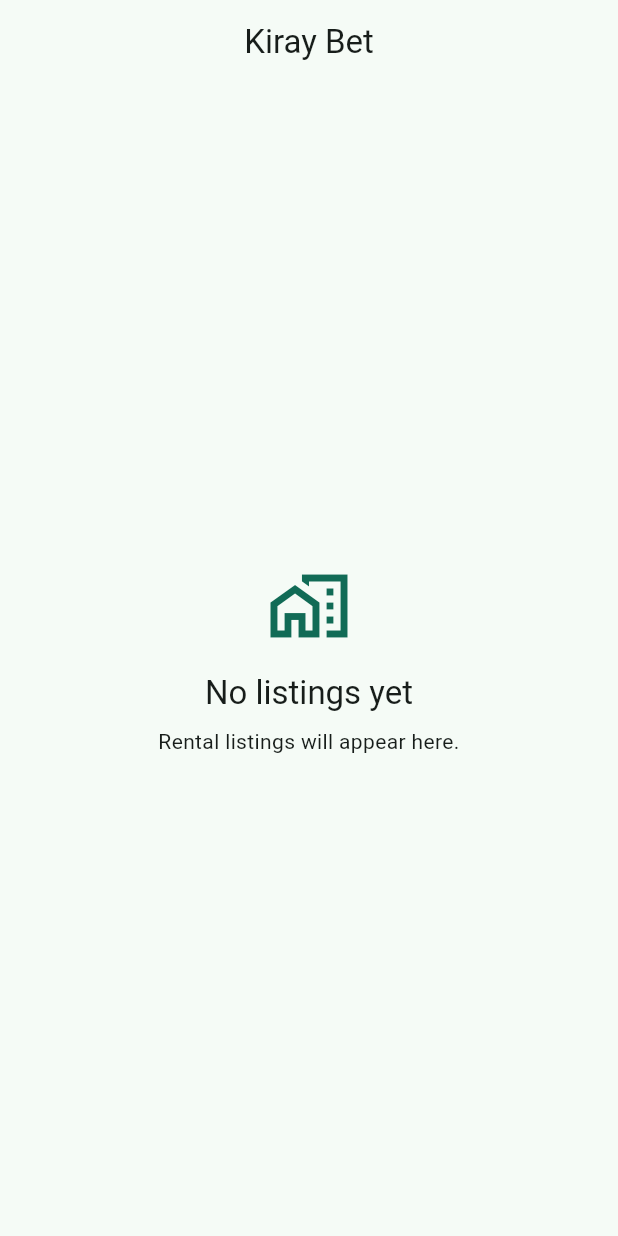
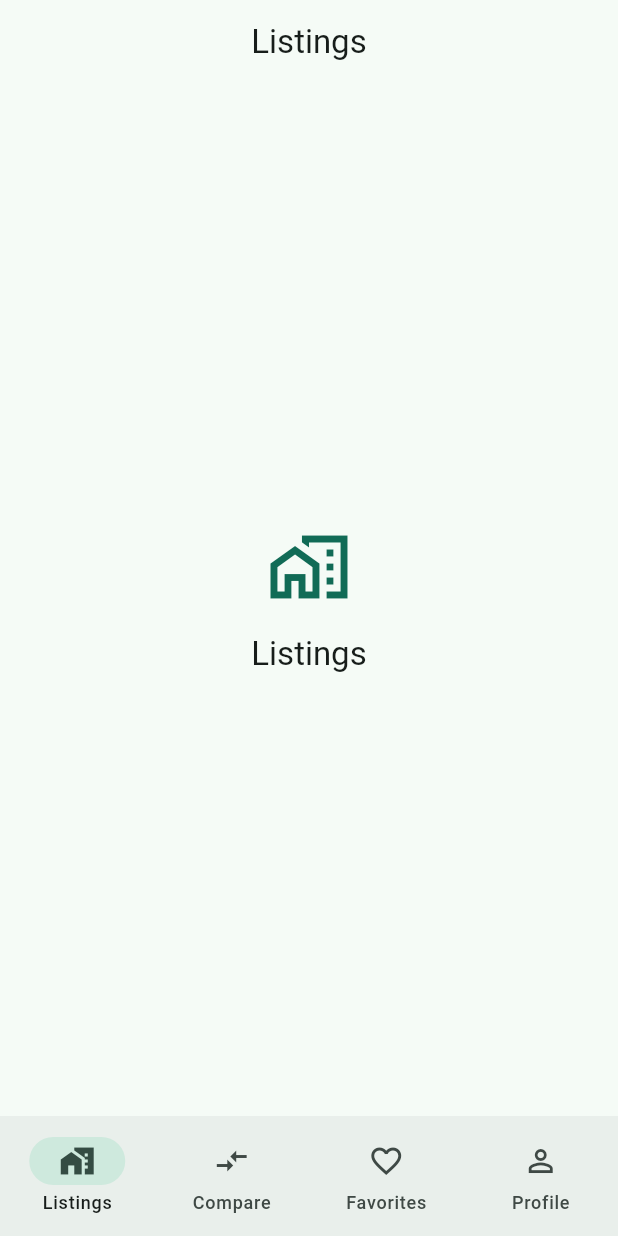
Before and after one commit to 1lelanta/kiray_bet, a Flutter app: the screen it shows after launch, on a phone screen of 412 x 824 dp. Run offline on Flutter 3.47's test engine with Material 3 defaults, Android fonts, the phone set to English and light mode, and no system bars; our stand-ins replace flutter_riverpod, go_router.

Commit message:
Wire MaterialApp.router and ProviderScope in main

```diff
--- /dev/null
+++ b/lib/app.dart
@@ -0,0 +1,22 @@
+import 'package:flutter/material.dart';
+import 'package:flutter_riverpod/flutter_riverpod.dart';
+
+import 'core/router/app_router.dart';
+import 'core/theme/app_theme.dart';
+import 'features/profile/presentation/providers/theme_mode_provider.dart';
+
+class KirayBetApp extends ConsumerWidget {
+  const KirayBetApp({super.key});
+
+  @override
+  Widget build(BuildContext context, WidgetRef ref) {
+    return MaterialApp.router(
+      routerConfig: ref.watch(appRouterProvider),
+      theme: AppTheme.light,
+      darkTheme: AppTheme.dark,
+      themeMode: ref.watch(themeModeProvider),
+      debugShowCheckedModeBanner: false,
+      title: 'Kiray Bet',
+    );
+  }
+}
--- a/lib/main.dart
+++ b/lib/main.dart
@@ -1,34 +1,8 @@
-import 'package:flutter/material.dart';
+import 'package:flutter/widgets.dart';
 import 'package:flutter_riverpod/flutter_riverpod.dart';
 
-import 'core/theme/app_theme.dart';
-import 'core/widgets/app_scaffold.dart';
-import 'core/widgets/empty_state.dart';
+import 'app.dart';
 
 void main() {
-  runApp(const ProviderScope(child: MyApp()));
+  runApp(const ProviderScope(child: KirayBetApp()));
 }
-
-class MyApp extends StatelessWidget {
-  const MyApp({super.key});
-
-  @override
-  Widget build(BuildContext context) {
-    return MaterialApp(
-      title: 'Kiray Bet',
-      theme: AppTheme.light,
-      darkTheme: AppTheme.dark,
-      themeMode: ThemeMode.system,
-      // TODO: Add the go_router configuration and Lemmi's themeModeProvider
-      // in the next PR.
-      home: const AppScaffold(
-        title: 'Kiray Bet',
-        body: EmptyState(
-          icon: Icons.home_work_outlined,
-          title: 'No listings yet',
-          message: 'Rental listings will appear here.',
-        ),
-      ),
-    );
-  }
-}
```
